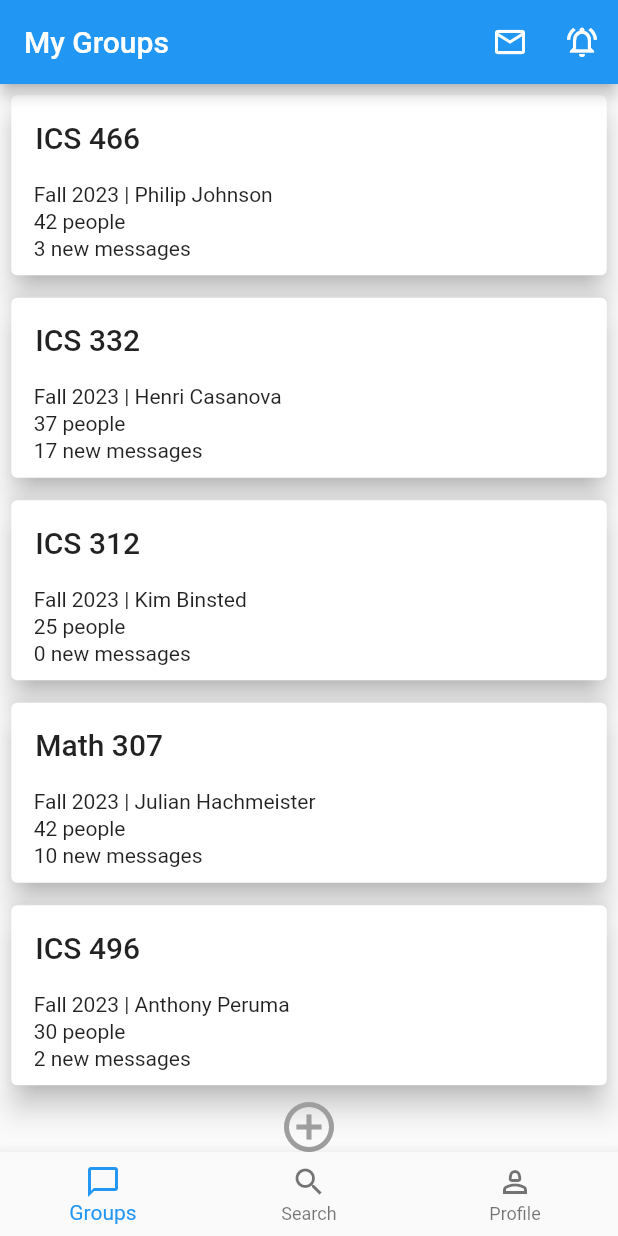
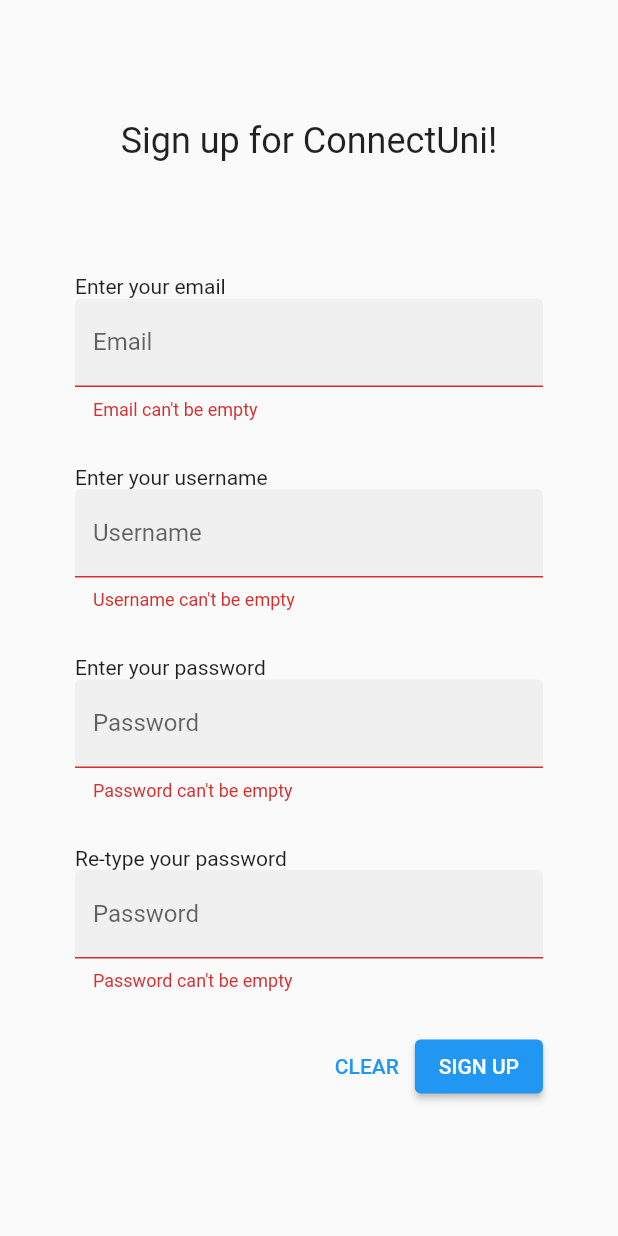
Before and after one commit to ConnectUni/connectuni, a Flutter app: the screen it shows after launch, on a phone screen of 412 x 824 dp. Run offline on Flutter 3.47's test engine with Material 2 defaults, Android fonts, the phone set to English and light mode, and no system bars; our stand-ins replace multi_select_flutter.

Commit message:
Add fields and empty validation

```diff
--- a/lib/app.dart
+++ b/lib/app.dart
@@ -1,3 +1,4 @@
+import 'package:connectuni/screens/signup.dart';
 import 'package:flutter/material.dart';
 
 import 'screens/login.dart';
@@ -13,20 +14,26 @@ import 'screens/search_groups_screen.dart';
 
 class ConnectUniApp extends StatelessWidget {
   ConnectUniApp({Key? key}) : super(key: key);
-  final PageController _pageController = PageController(); // this does nothing for now, I need it here to initialize the routes
+  final PageController _pageController =
+      PageController(); // this does nothing for now, I need it here to initialize the routes
 
   @override
   Widget build(BuildContext context) {
     return MaterialApp(
       title: 'ConnectUni',
-      initialRoute: '/',
+      initialRoute: '/signup',
       routes: {
         // TODO: Insert routes
         '/login': (BuildContext context) => const LoginPage(),
-        '/': (BuildContext context) => const HomePage(),
+        '/signup': (BuildContext context) => const SignUpPage(),
+        '/home': (BuildContext context) => const HomePage(),
         '/settings': (BuildContext context) => const Settings(),
-        '/searchgroups': (BuildContext context) => SearchGroupsScreen(pageController: _pageController,),
-        '/searchpeople': (BuildContext context) => SearchPeopleScreen(pageController: _pageController,),
+        '/searchgroups': (BuildContext context) => SearchGroupsScreen(
+              pageController: _pageController,
+            ),
+        '/searchpeople': (BuildContext context) => SearchPeopleScreen(
+              pageController: _pageController,
+            ),
         '/groupinfo': (BuildContext context) => const GroupInfo(),
         '/conversations': (BuildContext context) => const ChatPage(),
         '/profile': (BuildContext context) => const ProfilePage(),
--- a/lib/screens/signup.dart
+++ b/lib/screens/signup.dart
@@ -0,0 +1,179 @@
+import 'package:connectuni/screens/profile.dart';
+import 'package:flutter/cupertino.dart';
+import 'package:flutter/material.dart';
+
+class SignUpPage extends StatefulWidget {
+  const SignUpPage({Key? key}) : super(key: key);
+
+  @override
+  _SignUpPageState createState() => _SignUpPageState();
+}
+
+class _SignUpPageState extends State<SignUpPage> {
+  final _emailController = TextEditingController();
+  final _usernameController = TextEditingController();
+  final _passwordController = TextEditingController();
+  final _passwordCheckController = TextEditingController();
+
+  @override
+  void dispose() {
+    _emailController.dispose();
+    _usernameController.dispose();
+    _passwordController.dispose();
+    _passwordCheckController.dispose();
+    super.dispose();
+  }
+
+  bool _filledFields() {
+    return false;
+  }
+
+  bool _samePassword() {
+    if (_passwordController.value == _passwordCheckController.value) {
+      return true;
+    }
+    return false;
+  }
+
+  bool _emptyField(TextEditingController controllerName) {
+    if (controllerName.value.text.isEmpty) {
+      return false;
+    }
+    return true;
+  }
+  //
+  // String? get _errorMessage {
+  //   final input = controllerName.value.text;
+  //   if (input.isEmpty) {
+  //     return true;
+  //   }
+  // }
+
+  @override
+  Widget build(BuildContext context) {
+    return Scaffold(
+      body: SafeArea(
+        child: ListView(
+          padding: const EdgeInsets.symmetric(
+              horizontal: 50.0), //controls width of textfields
+          children: <Widget>[
+            const SizedBox(height: 80.0),
+            Column(
+              children: <Widget>[
+                Text(
+                  'Sign up for ConnectUni!',
+                  style: Theme.of(context).textTheme.headlineSmall,
+                ),
+              ],
+            ),
+            const SizedBox(
+              height: 75.0, //padding from title to textfields
+            ),
+            const Text('Enter your email'),
+            TextField(
+              controller: _emailController,
+              decoration: InputDecoration(
+                  filled: true,
+                  labelText: "Email",
+                  errorText: !_emptyField(_emailController)
+                      ? 'Email can\'t be empty'
+                      : null),
+              onChanged: (text) => setState(() => _emailController.value),
+            ),
+            const SizedBox(
+              height: 30.0,
+            ),
+            const Text('Enter your username'),
+            TextField(
+              controller: _usernameController,
+              decoration: InputDecoration(
+                  filled: true,
+                  labelText: "Username",
+                  errorText: !_emptyField(_usernameController)
+                      ? 'Username can\'t be empty'
+                      : null),
+              onChanged: (text) => setState(() => _usernameController.value),
+            ),
+            const SizedBox(
+              height: 30.0,
+            ),
+            const Text('Enter your password'),
+            TextField(
+              controller: _passwordController,
+              decoration: InputDecoration(
+                filled: true,
+                labelText: "Password",
+                errorText: !_emptyField(_passwordController)
+                    ? 'Password can\'t be empty'
+                    : null,
+              ),
+              onChanged: (text) => setState(() => _passwordController.value),
+              obscureText: true,
+            ),
+            const SizedBox(
+              height: 30.0,
+            ),
+            const Text('Re-type your password'),
+            TextField(
+              controller: _passwordCheckController,
+              //install a listener to compare it to the password value above
+              decoration: InputDecoration(
+                filled: true,
+                labelText: "Password",
+                errorText: !_emptyField(_passwordCheckController)
+                    ? 'Password can\'t be empty'
+                    : null,
+              ),
+              onChanged: (text) =>
+                  setState(() => _passwordCheckController.value),
+              obscureText: true,
+            ),
+            Row(
+              mainAxisAlignment: MainAxisAlignment.end,
+              mainAxisSize: MainAxisSize.min,
+              children: [
+                const SizedBox(
+                  height: 100.0,
+                  width: 50.0,
+                ),
+                //clear button
+                TextButton(
+                  onPressed: () {
+                    _emailController.clear();
+                    _passwordController.clear();
+                    _usernameController.clear();
+                    _passwordCheckController.clear();
+                  },
+                  child: const Text("CLEAR"),
+                ),
+                ElevatedButton(
+                  onPressed: () {
+                    if (_filledFields()) {
+                      //check if all fields are filled
+                      if (_samePassword()) {
+                        //validate passwords match
+                        Navigator.push(
+                          context,
+                          CupertinoPageRoute(
+                              builder: (context) => const ProfilePage()),
+                        );
+                      } else {
+                        _emailController.text = "not smae passowrd";
+                      }
+                    } else {
+                      _emailController.text = "whaaauhhhh";
+                    }
+
+                    //create new account stuff - pick username, icons, etc.
+                  },
+                  child: const Text('SIGN UP'),
+                ),
+                //next button
+              ],
+            ),
+          ],
+        ),
+      ),
+    );
+  }
+}
```
